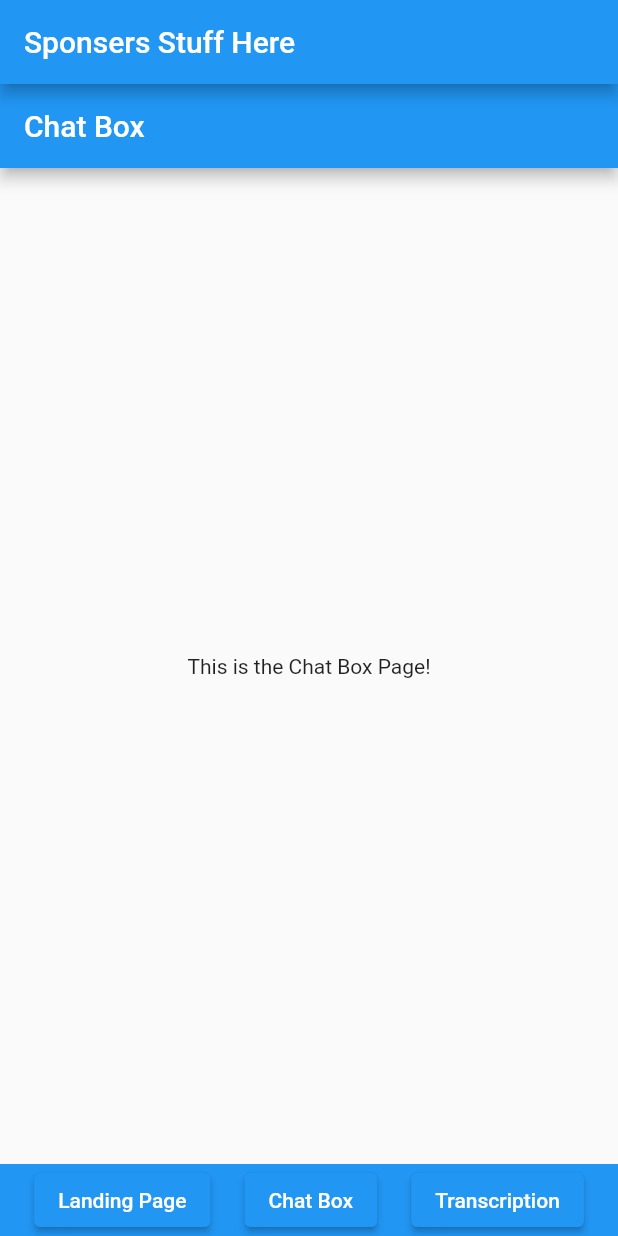
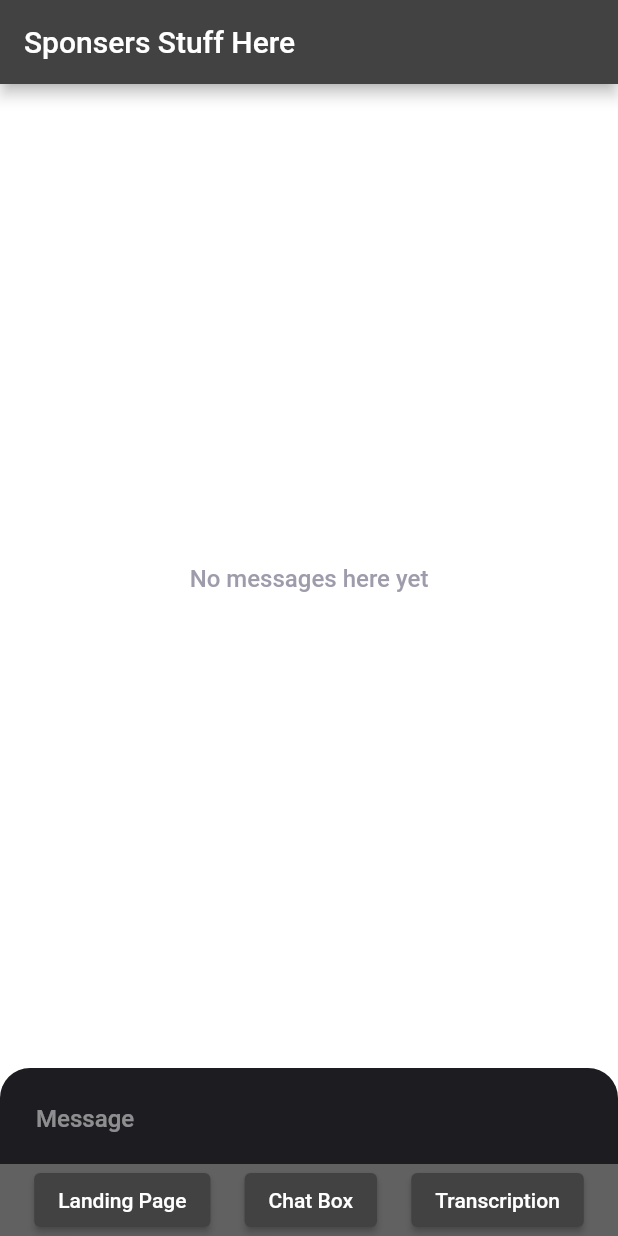
Before and after one commit to EIC-NLP/flutter-application, a Flutter app: the screen it shows after launch, swiped to page 2, on a phone screen of 412 x 824 dp. Run offline on Flutter 3.47's test engine with Material 2 defaults, Android fonts, the light colour scheme and no system bars; our stand-ins replace flutter_chat_types, flutter_chat_ui.

Commit message:
Created a working one-sided chat box and changed some colors

```diff
--- a/lib/routes.dart
+++ b/lib/routes.dart
@@ -17,6 +17,7 @@ class Routes extends StatelessWidget {
   Widget build(BuildContext context) {
     return Scaffold(
       appBar: AppBar(
+        backgroundColor: Colors.grey[800],
         title: Text("Sponsers Stuff Here"),
       ),
       body: Column(
@@ -32,21 +33,24 @@ class Routes extends StatelessWidget {
             ),
           ),
           Container(
-            color: Colors.blue,
+            color: Colors.grey[700],
             child: Row(
               mainAxisAlignment: MainAxisAlignment.spaceEvenly,
               children: [
                 ElevatedButton(
+                  style: ButtonStyle(backgroundColor: MaterialStateProperty.all(Colors.grey[800])),
                   onPressed: () => _navigateToPage(0),
-                  child: Text('Landing Page'),
+                  child: Text('Landing Page', style: TextStyle(color: Colors.white)),
                 ),
                 ElevatedButton(
+                  style: ButtonStyle(backgroundColor: MaterialStateProperty.all(Colors.grey[800])),
                   onPressed: () => _navigateToPage(1),
-                  child: Text('Chat Box'),
+                  child: Text('Chat Box', style: TextStyle(color: Colors.white)),
                 ),
                 ElevatedButton(
+                  style: ButtonStyle(backgroundColor: MaterialStateProperty.all(Colors.grey[800])),
                   onPressed: () => _navigateToPage(2),
-                  child: Text('Transcription'),
+                  child: Text('Transcription', style: TextStyle(color: Colors.white)),
                 ),
               ],
             ),
--- a/lib/src/features/chat_box/app/chat_box.dart
+++ b/lib/src/features/chat_box/app/chat_box.dart
@@ -1,15 +1,42 @@
 import 'package:flutter/material.dart';
+import 'package:flutter_chat_ui/flutter_chat_ui.dart';
+import 'package:flutter_chat_types/flutter_chat_types.dart' as types;
 
-class ChatBox extends StatelessWidget {
+class ChatBox extends StatefulWidget {
+  const ChatBox({super.key});
+
   @override
-  Widget build(BuildContext context) {
+  State<ChatBox> createState() => _ChatBoxState();
+}
+
+class _ChatBoxState extends State<ChatBox>{
+
+  List<types.Message> _messages = [];
+  final _user = const types.User(
+    id: '82091008-a484-4a89-ae75-a22bf8d6f3ac',);
+
+  @override
+  Widget build(BuildContext context){
     return Scaffold(
-      appBar: AppBar(
-        title: Text('Chat Box'),
-      ),
-      body: Center(
-        child: Text('This is the Chat Box Page!'),
-      ),
+      body: Chat(messages: _messages, onSendPressed: _handleSendPressed, user: _user),
     );
   }
+
+  void _handleSendPressed(types.PartialText message) {
+      final textMessage = types.TextMessage(
+        author: _user,
+        createdAt: DateTime.now().millisecondsSinceEpoch,
+        id: "id",
+        text: message.text,
+      );
+
+      _addMessage(textMessage);
+    }
+
+  void _addMessage(types.Message message) {
+    setState(() {
+      _messages.insert(0, message);
+    });
+  }
+
 }
--- a/pubspec.yaml
+++ b/pubspec.yaml
@@ -33,6 +33,8 @@ dependencies:
   device_preview: ^1.0.10
   video_player: ^2.2.5
   http: ^1.1.0
+  flutter_chat_ui: ^1.6.9
+
 
 
   # The following adds the Cupertino Icons font to your application.
```
Also changed, not shown: pubspec.lock, 5 other files.
